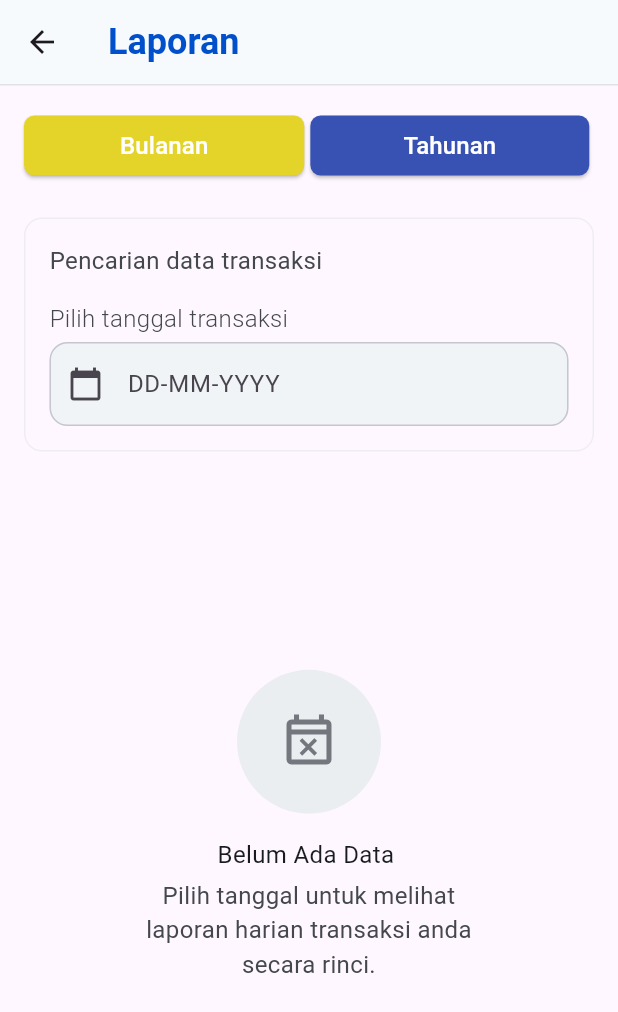
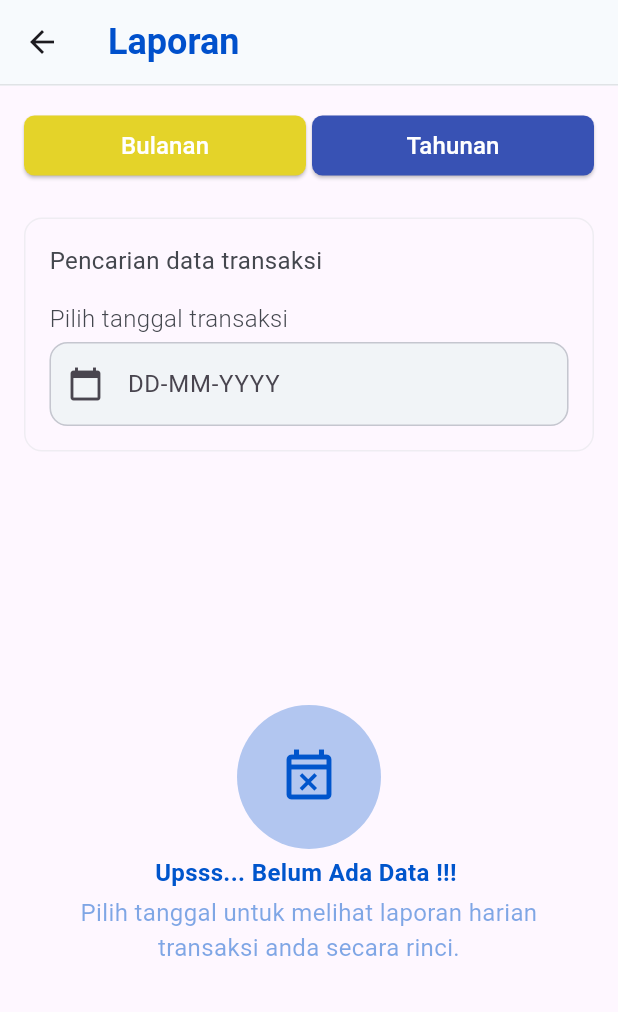
Before and after one commit to hernandoferry/projek_sintakqu_app, a Flutter app: the IndexLaporan screen opened directly, on a phone screen of 412 x 824 dp. Shown: the top 1012 px of the screen. Run offline on Flutter 3.47's test engine with Material 3 defaults, Android fonts, the phone set to English and light mode, and no system bars; our stand-ins replace device_info_plus, fl_chart, image_picker, sqflite; accounts and stored records are empty.

Commit message:
change : change di banyak tempat untuk menyesuaikan di device

```diff
--- a/lib/helpers/edit_transaksi_helper.dart
+++ b/lib/helpers/edit_transaksi_helper.dart
@@ -2,7 +2,7 @@ import 'dart:io';
 
 import 'package:flutter/material.dart';
 import 'package:image_picker/image_picker.dart';
-import 'package:projek_sintakqu_app/database/db_helper.dart';
+import 'package:sintakqu/database/db_helper.dart';
 
 class EditTransaksiHelper extends StatefulWidget {
   final Map<String, dynamic> transaksi;
--- a/lib/helpers/state_pencarian_helper.dart
+++ b/lib/helpers/state_pencarian_helper.dart
@@ -1,9 +1,43 @@
 import 'package:flutter/material.dart';
 
-class StatePencarianHelper extends StatelessWidget {
+class StatePencarianHelper extends StatefulWidget {
   final bool belumCari;
 
   const StatePencarianHelper({super.key, required this.belumCari});
+
+  @override
+  State<StatePencarianHelper> createState() => _StatePencarianHelperState();
+}
+
+// 💡 1. Tambahkan TickerProviderStateMixin untuk mengaktifkan pengatur animasi
+class _StatePencarianHelperState extends State<StatePencarianHelper>
+    with SingleTickerProviderStateMixin {
+  late final AnimationController _controller;
+  late final Animation<double> _animation;
+
+  @override
+  void initState() {
+    super.initState();
+
+    // 💡 2. Atur durasi satu siklus melayang naik-turun (2 detik)
+    _controller =
+        AnimationController(duration: const Duration(seconds: 2), vsync: this)
+          ..repeat(
+            reverse: true,
+          ); // Membuat gerakan otomatis bolak-balik tanpa henti
+
+    // 💡 3. Tentukan jarak melayang vertikal sejauh 12 piksel dengan transisi halus
+    _animation = Tween<double>(
+      begin: 0.0,
+      end: 12.0,
+    ).animate(CurvedAnimation(parent: _controller, curve: Curves.easeInOut));
+  }
+
+  @override
+  void dispose() {
+    _controller.dispose(); // 💡 Wajib di-dispose agar hemat baterai dan RAM HP
+    super.dispose();
+  }
 
   @override
   Widget build(BuildContext context) {
@@ -13,30 +47,46 @@ class StatePencarianHelper extends StatelessWidget {
         child: Column(
           mainAxisAlignment: MainAxisAlignment.center,
           children: [
-            SizedBox(
+            AnimatedBuilder(
+              animation: _animation,
+              builder: (context, child) {
+                return Transform.translate(
+                  offset: Offset(0, _animation.value),
+                  child: child,
+                );
+              },
+              child: SizedBox(
                 width: 96,
                 height: 96,
                 child: CircleAvatar(
-                backgroundColor: const Color(0xFFEBEEF1),
+                  backgroundColor: const Color(
+                    0xFF0055CC,
+                  ).withValues(alpha: 0.3),
                   radius: 48,
                   child: const Icon(
                     Icons.event_busy_outlined,
                     size: 40,
-                  color: Color(0xFF75777F),
+                    color: Color(0xFF0055cc),
                   ),
                 ),
               ),
-            SizedBox(height: 16),
-            Text(
-              "Belum Ada Data ",
-              style: TextStyle(color: Color(0XFF181C1E), fontSize: 16),
             ),
-            SizedBox(height: 4),
-            Padding(
-              padding: EdgeInsets.only(left: 48, right: 48, bottom: 48),
+
+            const SizedBox(height: 16),
+            const Text(
+              "Upsss... Belum Ada Data !!! ",
+              style: TextStyle(
+                color: Color(0XFF0055CC),
+                fontSize: 16,
+                fontWeight: FontWeight.bold,
+              ),
+            ),
+            const SizedBox(height: 4),
+            const Padding(
+              padding: EdgeInsets.only(left: 18, right: 18, bottom: 48),
               child: Text(
                 "Pilih tanggal untuk melihat laporan harian transaksi anda secara rinci.",
-                style: TextStyle(fontSize: 16, color: Color(0XFF44474E)),
+                style: TextStyle(fontSize: 16, color: Color(0x800055CC)),
                 textAlign: TextAlign.center,
               ),
             ),
--- a/lib/login.dart
+++ b/lib/login.dart
@@ -1,8 +1,8 @@
 import 'package:flutter/gestures.dart';
 import 'package:flutter/material.dart';
-import 'package:projek_sintakqu_app/database/db_helper.dart';
-import 'package:projek_sintakqu_app/register.dart';
-import 'package:projek_sintakqu_app/view/home/index_home.dart';
+import 'package:sintakqu/database/db_helper.dart';
+import 'package:sintakqu/register.dart';
+import 'package:sintakqu/view/home/index_home.dart';
 
 class Login extends StatefulWidget {
   const Login({super.key});
--- a/lib/register.dart
+++ b/lib/register.dart
@@ -1,7 +1,7 @@
 import 'package:flutter/gestures.dart';
 import 'package:flutter/material.dart';
-import 'package:projek_sintakqu_app/database/db_helper.dart'; // Tambahkan import database
-import 'package:projek_sintakqu_app/login.dart';
+import 'package:sintakqu/database/db_helper.dart'; // Tambahkan import database
+import 'package:sintakqu/login.dart';
 
 class Register extends StatefulWidget {
   const Register({super.key});
--- a/lib/view/laporan/index_laporan.dart
+++ b/lib/view/laporan/index_laporan.dart
@@ -1,10 +1,10 @@
 import 'package:flutter/material.dart';
 import 'package:intl/intl.dart';
-import 'package:projek_sintakqu_app/database/db_helper.dart';
-import 'package:projek_sintakqu_app/helpers/edit_transaksi_helper.dart';
-import 'package:projek_sintakqu_app/helpers/state_pencarian_helper.dart';
-import 'package:projek_sintakqu_app/view/laporan/bulanan_laporan.dart';
-import 'package:projek_sintakqu_app/view/laporan/tahunan_laporan.dart';
+import 'package:sintakqu/database/db_helper.dart';
+import 'package:sintakqu/helpers/edit_transaksi_helper.dart';
+import 'package:sintakqu/helpers/state_pencarian_helper.dart';
+import 'package:sintakqu/view/laporan/bulanan_laporan.dart';
+import 'package:sintakqu/view/laporan/tahunan_laporan.dart';
 
 class IndexLaporan extends StatefulWidget {
   const IndexLaporan({super.key});
@@ -80,11 +80,14 @@ class _IndexLaporanState extends State<IndexLaporan> {
             padding: EdgeInsets.only(left: 16, right: 16, top: 16),
             child: Row(
               children: [
-                ElevatedButton(
+                Expanded(
+                  child: ElevatedButton(
                     onPressed: () {
                       Navigator.push(
                         context,
-                      MaterialPageRoute(builder: (context) => BulananLaporan()),
+                        MaterialPageRoute(
+                          builder: (context) => BulananLaporan(),
+                        ),
                       );
                     },
                     style: ElevatedButton.styleFrom(
@@ -97,17 +100,23 @@ class _IndexLaporanState extends State<IndexLaporan> {
                       padding: EdgeInsets.only(
                         top: 8,
                         bottom: 8,
-                      left: 40,
-                      right: 40,
+                        left: 16,
+                        right: 16,
                       ),
                       child: Text(
                         "Bulanan",
-                      style: TextStyle(fontSize: 16, color: Color(0xFFFFFFFF)),
+                        style: TextStyle(
+                          fontSize: 16,
+                          color: Color(0xFFFFFFFF),
                         ),
                       ),
                     ),
+                  ),
+                ),
+
                 SizedBox(width: 4),
-                ElevatedButton(
+                Expanded(
+                  child: ElevatedButton(
                     onPressed: () {
                       Navigator.push(
                         context,
@@ -126,12 +135,16 @@ class _IndexLaporanState extends State<IndexLaporan> {
                       padding: EdgeInsets.only(
                         top: 8,
                         bottom: 8,
-                      left: 38,
-                      right: 38,
+                        left: 16,
+                        right: 16,
                       ),
                       child: Text(
                         "Tahunan",
-                      style: TextStyle(fontSize: 16, color: Color(0xFFFFFFFF)),
+                        style: TextStyle(
+                          fontSize: 16,
+                          color: Color(0xFFFFFFFF),
+                        ),
+                      ),
                     ),
                   ),
                 ),
@@ -298,7 +311,6 @@ class _IndexLaporanState extends State<IndexLaporan> {
                               ),
                             ),
 
-                            // ✨ KELOMPOK NOMINAL & TOMBOL AKSI
                             Row(
                               mainAxisSize: MainAxisSize.min,
                               children: [
--- a/lib/view/transaksi/transaksi.dart
+++ b/lib/view/transaksi/transaksi.dart
@@ -5,8 +5,8 @@ import 'package:flutter/services.dart';
 import 'package:image_picker/image_picker.dart';
 import 'package:path/path.dart' as p;
 import 'package:path_provider/path_provider.dart';
-import 'package:projek_sintakqu_app/database/db_helper.dart';
-import 'package:projek_sintakqu_app/model/transaksi_model.dart';
+import 'package:sintakqu/database/db_helper.dart';
+import 'package:sintakqu/model/transaksi_model.dart';
 
 class Transaksi extends StatefulWidget {
   const Transaksi({super.key});
--- a/pubspec.yaml
+++ b/pubspec.yaml
@@ -1,4 +1,4 @@
-name: projek_sintakqu_app
+name: sintakqu
 description: "Sistem Informasi Catatan Keuangan Keluarga Qu"
 # The following line prevents the package from being accidentally published to
 # pub.dev using `flutter pub publish`. This is preferred for private packages.
```
Also changed, not shown: lib/database/db_helper.dart (+21 -3 lines), lib/main.dart (+4 -4 lines), lib/splash_screen.dart (+6 -5 lines), lib/view/home/branda.dart (+37 -15 lines), lib/view/home/index_home.dart (+5 -5 lines), lib/view/laporan/bulanan_laporan.dart (+3 -4 lines), lib/view/laporan/detail_kategori_laporan.dart (+15 -10 lines), lib/view/profile/index_profile.dart (+53 -11 lines), assets/images/ic_sintakqu_playstore.png (added), 6 other files. Lines whose indentation alone changed are shown as unchanged.
